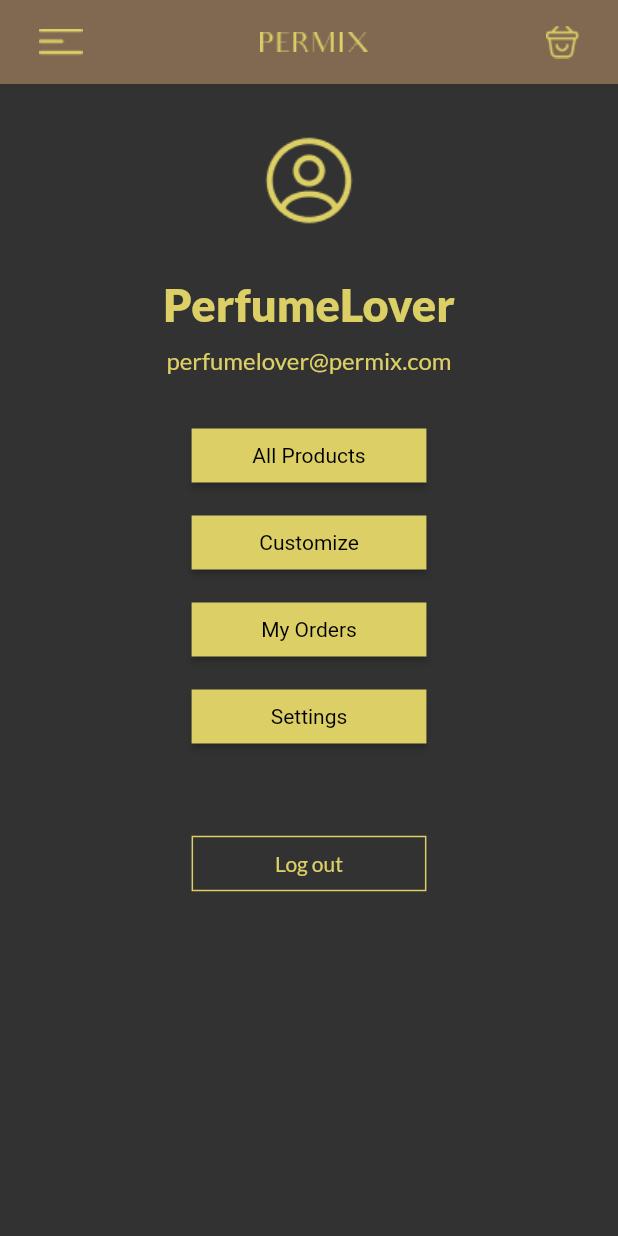
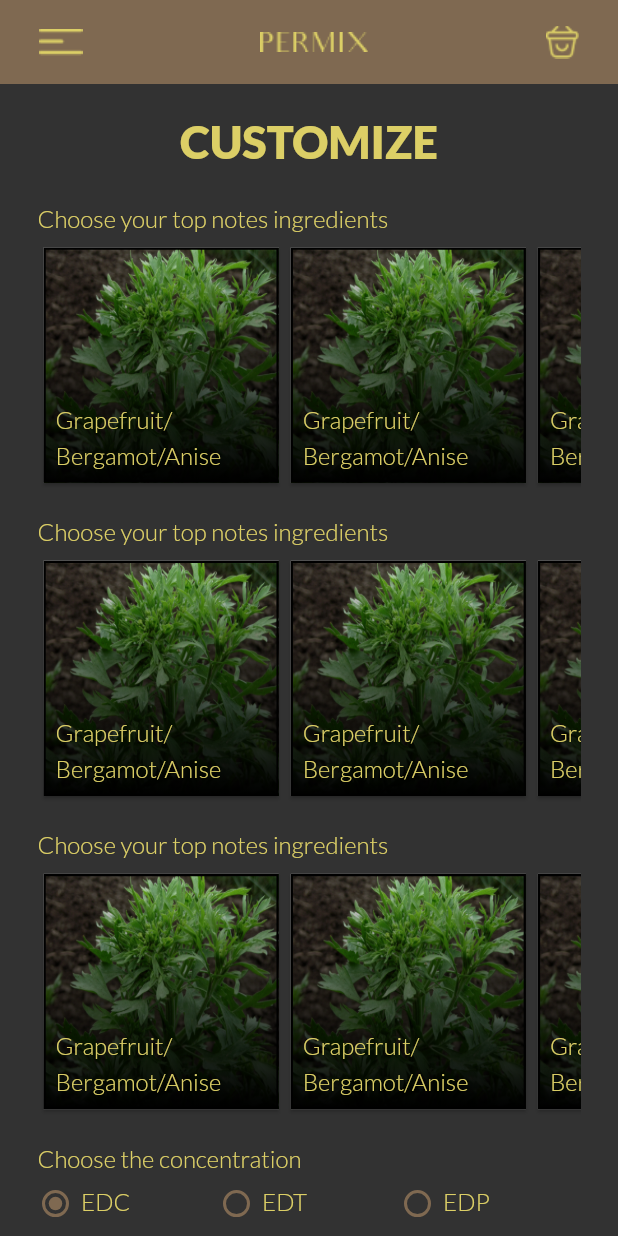
Before and after one commit to L2T-Team/Permix, a Flutter app: the screen it shows after launch, on a phone screen of 412 x 824 dp. Run offline on Flutter 3.47's test engine with Material 2 defaults, Android fonts, the phone set to English and light mode, and no system bars.

Commit message:
Customize screen

```diff
--- a/lib/main.dart
+++ b/lib/main.dart
@@ -1,6 +1,7 @@
 import 'package:flutter/cupertino.dart';
 import 'package:flutter/gestures.dart';
 import 'package:flutter/material.dart';
+import 'package:permix/screen/customize-screen.dart';
 import 'package:permix/screen/login-screen.dart';
 import 'package:permix/screen/menu-screen.dart';
 import 'package:permix/screen/product-detail-screen.dart';
@@ -95,7 +96,7 @@ class MainApp extends StatelessWidget {
           ),
         ),
       ),
-      home: const MenuScreen(),
+      home: const CustomizeScreen(),
       /*onGenerateRoute: (settings) {
         //TODO: find better way
         switch (settings.name) {
--- /dev/null
+++ b/lib/model/enum.dart
@@ -0,0 +1,21 @@
+enum Concentration { EDC, EDT, EDP }
+
+enum CapacityValues { five, ten, twenty }
+
+class Capacity {
+  final CapacityValues capacityVal;
+
+  Capacity(this.capacityVal);
+
+  @override
+  String toString() {
+    switch (capacityVal) {
+      case CapacityValues.five:
+        return '5ml';
+      case CapacityValues.ten:
+        return '10ml';
+      case CapacityValues.twenty:
+        return '20ml';
+    }
+  }
+}
--- /dev/null
+++ b/lib/screen/customize-screen.dart
@@ -0,0 +1,62 @@
+import 'package:flutter/material.dart';
+import 'package:permix/model/enum.dart';
+import 'package:permix/util/constant.dart';
+import 'package:permix/widget/common/app-bar.dart';
+import 'package:permix/widget/common/characteristic-selection-list.dart';
+import 'package:permix/widget/common/ingredient-selection-list.dart';
+
+class CustomizeScreen extends StatelessWidget {
+  const CustomizeScreen({Key? key}) : super(key: key);
+
+  @override
+  Widget build(BuildContext context) {
+    var size = MediaQuery.of(context).size;
+    return Scaffold(
+      appBar: appBar,
+      body: SingleChildScrollView(
+        child: Container(
+          width: size.width,
+          color: Theme.of(context).colorScheme.background,
+          padding: EdgeInsets.symmetric(
+              vertical: 20, horizontal: DEFAULT_HORIZONTAL_PADDING),
+          child: Column(
+            crossAxisAlignment: CrossAxisAlignment.start,
+            children: [
+              Align(
+                alignment: Alignment.center,
+                child: Text(
+                  'CUSTOMIZE',
+                  style: Theme.of(context).textTheme.headlineLarge,
+                ),
+              ),
+              SizedBox(
+                height: 20,
+              ),
+              IngredientSelectionList(),
+              IngredientSelectionList(),
+              IngredientSelectionList(),
+              CharacteristicSelectionList(
+                label: 'Choose the concentration',
+                values: Concentration.values.map((e) => e.name).toList(),
+              ),
+              CharacteristicSelectionList(
+                label: 'Choose the capacity',
+                values: CapacityValues.values
+                    .map((e) => Capacity(e).toString())
+                    .toList(),
+              ),
+              SizedBox(height: 15),
+              Row(
+                mainAxisAlignment: MainAxisAlignment.spaceBetween,
+                children: [
+                  TextButton(onPressed: () {}, child: Text('Back')),
+                  ElevatedButton(onPressed: () {}, child: Text('Confirm'))
+                ],
+              )
+            ],
+          ),
+        ),
+      ),
+    );
+  }
+}
--- /dev/null
+++ b/lib/widget/common/characteristic-selection-list.dart
@@ -0,0 +1,118 @@
+import 'package:flutter/material.dart';
+import 'package:permix/util/constant.dart';
+
+import '../../model/enum.dart';
+
+class CharacteristicSelectionList extends StatefulWidget {
+  const CharacteristicSelectionList({
+    Key? key,
+    required this.label,
+    required this.values,
+  }) : super(key: key);
+  final String label;
+  final List<String> values;
+
+  @override
+  State<CharacteristicSelectionList> createState() =>
+      _CharacteristicSelectionListState();
+}
+
+class _CharacteristicSelectionListState
+    extends State<CharacteristicSelectionList> {
+  late String _currentValue;
+
+  @override
+  void initState() {
+    // TODO: implement initState
+    super.initState();
+    _currentValue = widget.values[0];
+  }
+
+  @override
+  Widget build(BuildContext context) {
+    return Column(
+      crossAxisAlignment: CrossAxisAlignment.start,
+      children: [
+        Text(
+          widget.label,
+          style: Theme.of(context).textTheme.bodySmall,
+        ),
+        Row(
+          mainAxisSize: MainAxisSize.max,
+          children: widget.values
+              .map(
+                (val) => Expanded(
+                  child: LabeledRadio(
+                    label: val,
+                    groupValue: _currentValue,
+                    value: val,
+                    onChanged: (value) {
+                      setState(() {
+                        _currentValue = value;
+                      });
+                    },
+                  ),
+                ),
+              )
+              .toList(),
+        )
+      ],
+    );
+  }
+}
+
+class LabeledRadio extends StatelessWidget {
+  const LabeledRadio({
+    super.key,
+    required this.label,
+    required this.groupValue,
+    required this.value,
+    required this.onChanged,
+  });
+
+  final String label;
+  final String groupValue;
+  final String value;
+  final ValueChanged<String> onChanged;
+
+  @override
+  Widget build(BuildContext context) {
+    var size = MediaQuery.of(context).size;
+
+    return InkWell(
+      onTap: () {
+        if (value != groupValue) {
+          onChanged(value);
+        }
+      },
+      child: Row(
+        mainAxisAlignment: MainAxisAlignment.start,
+        crossAxisAlignment: CrossAxisAlignment.center,
+        children: <Widget>[
+          Radio<String>(
+            materialTapTargetSize: MaterialTapTargetSize.shrinkWrap,
+            visualDensity: const VisualDensity(
+              horizontal: VisualDensity.minimumDensity,
+            ),
+            groupValue: groupValue,
+            value: value,
+            fillColor:
+                MaterialStateColor.resolveWith((states) => SECONDARY_COLOR),
+            onChanged: (newValue) {
+              onChanged(newValue!);
+            },
+          ),
+          const SizedBox(
+            width: 5,
+          ),
+          Center(
+            child: Text(
+              label,
+              style: Theme.of(context).textTheme.bodySmall!.copyWith(height: 1),
+            ),
+          ),
+        ],
+      ),
+    );
+  }
+}
--- /dev/null
+++ b/lib/widget/common/ingredient-selection-list.dart
@@ -0,0 +1,85 @@
+import 'package:flutter/material.dart';
+
+import '../../util/constant.dart';
+
+class IngredientSelectionList extends StatefulWidget {
+  const IngredientSelectionList({Key? key}) : super(key: key);
+
+  @override
+  State<IngredientSelectionList> createState() =>
+      _IngredientSelectionListState();
+}
+
+class _IngredientSelectionListState extends State<IngredientSelectionList> {
+  @override
+  Widget build(BuildContext context) {
+    final size = MediaQuery
+        .of(context)
+        .size;
+
+    return Column(
+      crossAxisAlignment: CrossAxisAlignment.start,
+      children: [
+        Text(
+          'Choose your top notes ingredients',
+          style: Theme
+              .of(context)
+              .textTheme
+              .bodySmall,
+        ),
+        SizedBox(
+          height: 5,
+        ),
+        SizedBox(
+          height: size.height / 5,
+          child: ListView.builder(
+            itemCount: 5,
+            itemExtent: size.width / 2.5,
+            itemBuilder: (_, index) {
+              return new Card(
+                shape: RoundedRectangleBorder(
+                  side: BorderSide(color: Colors.black, width: 1.5),
+                ),
+                child: Stack(
+                  children: [
+                    Image.asset(
+                      '$IMAGE_PATH/sample-ingredient.jpg',
+                      fit: BoxFit.fill,
+                      height: double.infinity,
+                    ),
+                    Container(
+                      height: double.infinity,
+                      alignment: Alignment.bottomLeft,
+                      padding: EdgeInsets.all(8),
+                      decoration: BoxDecoration(
+                        color: Colors.white,
+                        gradient: LinearGradient(
+                          begin: FractionalOffset.topCenter,
+                          end: FractionalOffset.bottomCenter,
+                          colors: [
+                            Colors.black12,
+                            Colors.black,
+                          ],
+                          stops: [0.0, 1.0],
+                        ),
+                      ),
+                      child: Text(
+                        'Grapefruit/Bergamot/Anise',
+                        style: Theme
+                            .of(context)
+                            .textTheme
+                            .bodySmall,
+                      ),
+                    )
+                  ],
+                ),
+              );
+            },
+            scrollDirection: Axis.horizontal,
+          ),
+        ),
+        SizedBox(height: 15,)
+      ],
+    );
+  }
+}
```
Also changed, not shown: assets/images/sample-ingredient.jpg (added).
